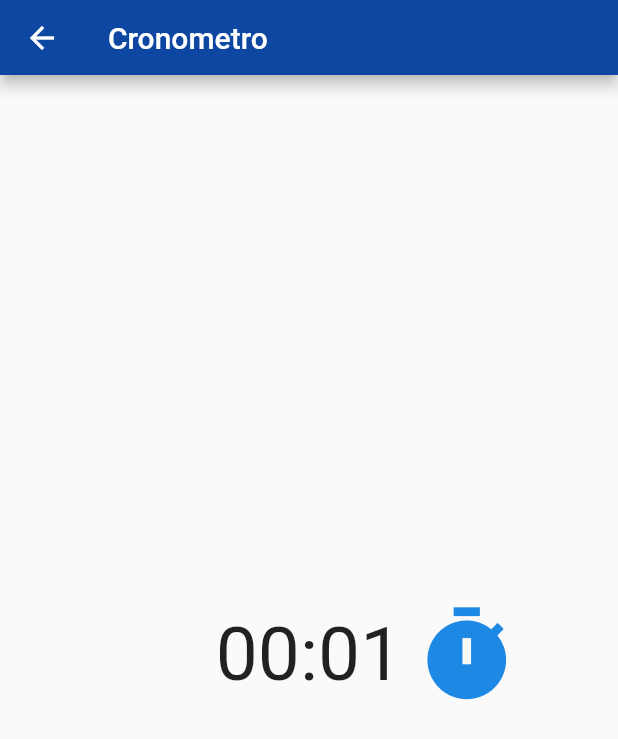
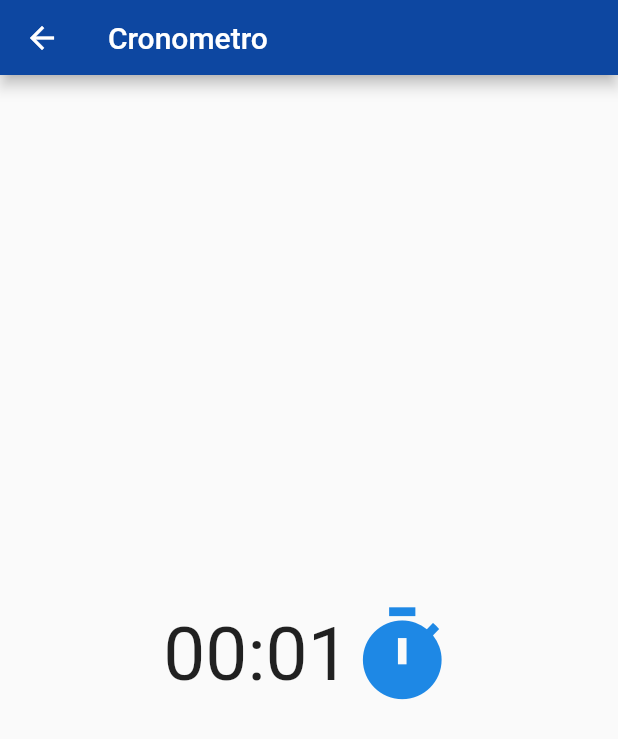
Before and after one commit to Tom1380/Pale, a Flutter app: the TimerPage screen opened directly, after a tap on the "timer" icon, on a phone screen of 412 x 824 dp. Shown: the top 739 px of the screen. Run offline on Flutter 3.47's test engine with Material 2 defaults, Android fonts, the phone set to English and light mode, and no system bars; our stand-ins replace audioplayers, wakelock; missing offline and left inert: flappy_search_bar.

Commit message:
Cleaned code.

```diff
--- a/lib/TimerPage.dart
+++ b/lib/TimerPage.dart
@@ -56,17 +56,10 @@ class _TimerWidgetState extends State<TimerWidget> {
   Widget build(BuildContext context) {
     return started
         ? Row(
+            mainAxisAlignment: MainAxisAlignment.center,
             children: [
-              Expanded(
-                child: Container(),
-              ),
               MinutesAndSeconds(ac),
-              Expanded(
-                child: Row(
-                  mainAxisAlignment: MainAxisAlignment.start,
-                  children: [iconButton()],
-                ),
-              ),
+              iconButton(),
             ],
           )
         : iconButton();
@@ -74,9 +67,8 @@ class _TimerWidgetState extends State<TimerWidget> {
 
   Widget iconButton() {
     // TODO Hero only works with different pages, either find a way to do it on the same page or remove it.
-    return Hero(
-      tag: 'timer icon',
-      child: IconButton(
+    return IconButton(
+      padding: const EdgeInsets.all(0.0),
       iconSize: 70,
       icon: Icon(Icons.timer),
       color: Theme.of(context).accentColor,
@@ -85,7 +77,6 @@ class _TimerWidgetState extends State<TimerWidget> {
           started = !started;
         });
       },
-      ),
     );
   }
 }
```
Lines whose indentation alone changed are shown as unchanged.
